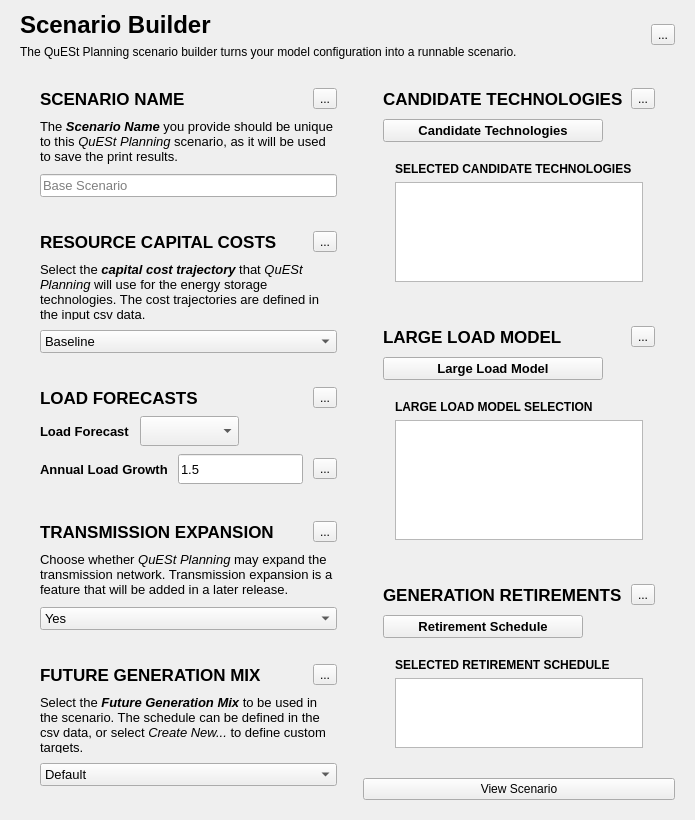
sandialabs/quest_planning, file quest_planning/ui/forms/scenario_builder/scenario_builder.ui: the form before one commit.
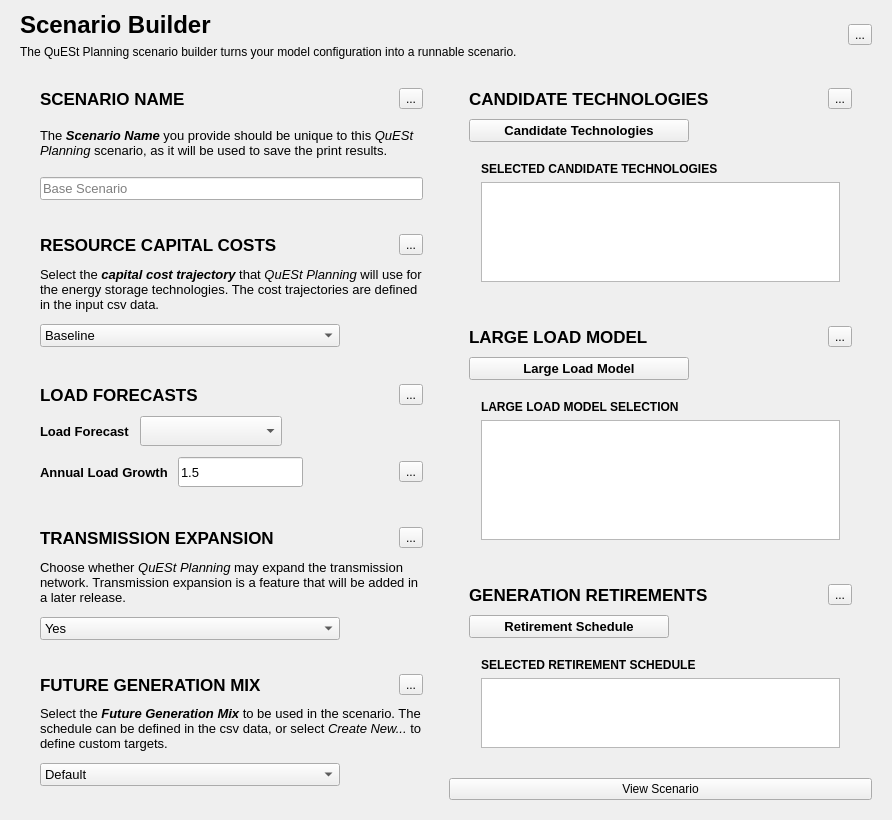
The form after the commit. Icons and pictures are not drawn.

Patch:
```diff
--- a/quest_planning/ui/forms/scenario_builder/scenario_builder.ui
+++ b/quest_planning/ui/forms/scenario_builder/scenario_builder.ui
@@ -6,7 +6,7 @@
    <rect>
     <x>0</x>
     <y>0</y>
-    <width>694</width>
+    <width>892</width>
     <height>781</height>
    </rect>
   </property>
```
Left out of the diff: 20 changed lines with no effect on the pictures.
